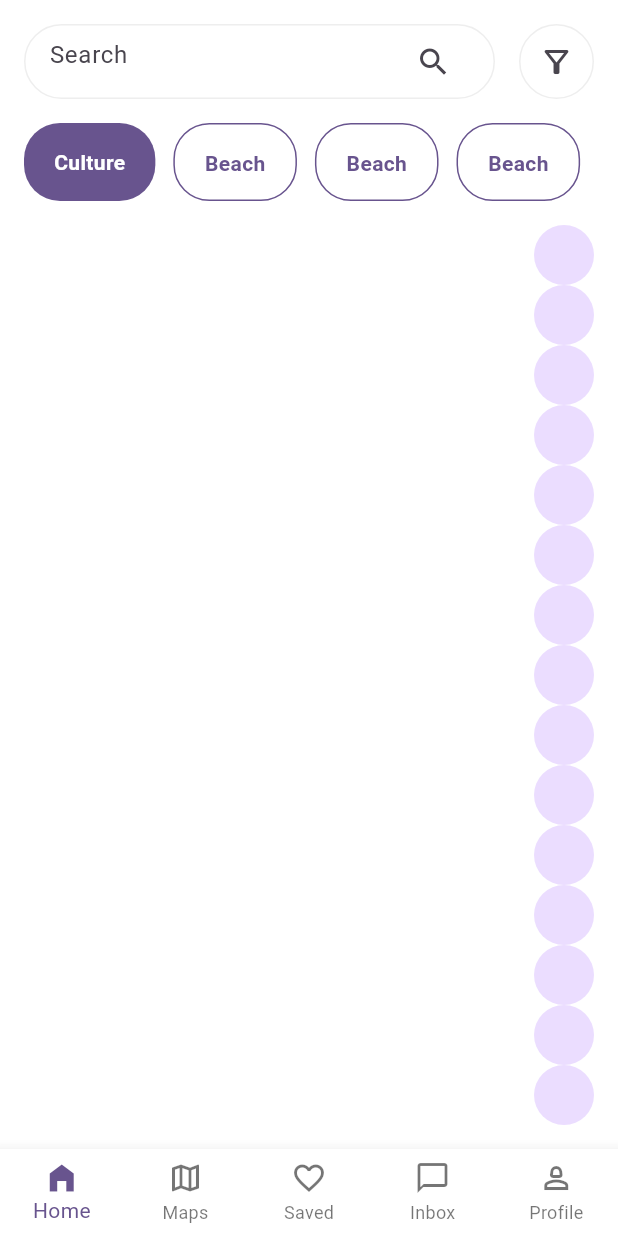
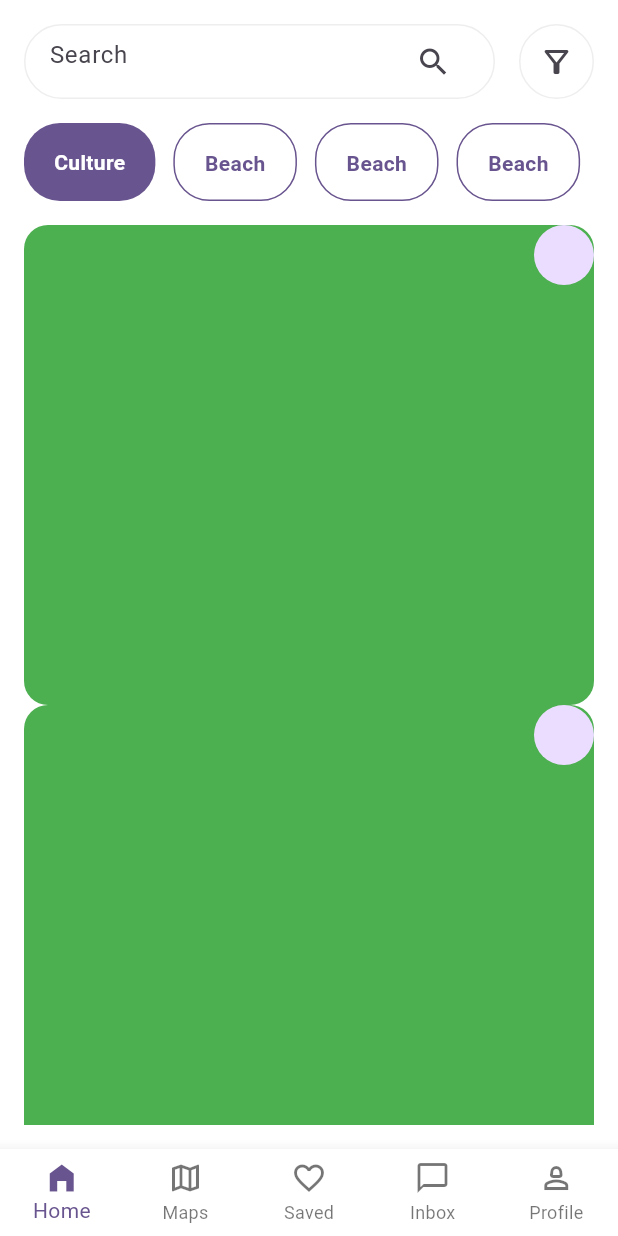
Before and after one commit to JAICHANGPARK/flutter_notebook_chapter_37, a Flutter app: the TravelMainPage screen opened directly, on a phone screen of 412 x 824 dp. Run offline on Flutter 3.47's test engine with Material 3 defaults, Android fonts, the phone set to English and light mode, and no system bars; our stand-ins replace dots_indicator, gap; statements that could not run were skipped.

Commit message:
Update travel_main_page.dart

```diff
--- a/lib/ep1854_travel_app/view/travel_main_page.dart
+++ b/lib/ep1854_travel_app/view/travel_main_page.dart
@@ -167,16 +167,16 @@ class _TravelMainPageState extends State<TravelMainPage> {
               Expanded(child: ListView.builder(
                 itemBuilder: (context, index) {
                   return Container(
+                    height: 320,
+                    margin: ,
                     decoration: BoxDecoration(
-                      borderRadius: BorderRadius.circular(16)
+                      borderRadius: BorderRadius.circular(16),
+                      color: Colors.green,
                     ),
                     child: Column(
                       children: [
                         Row(
-                          children: [
-                            Spacer(),
-                            CircleAvatar()
-                          ],
+                          children: [Spacer(), CircleAvatar()],
                         )
                       ],
                     ),
```
